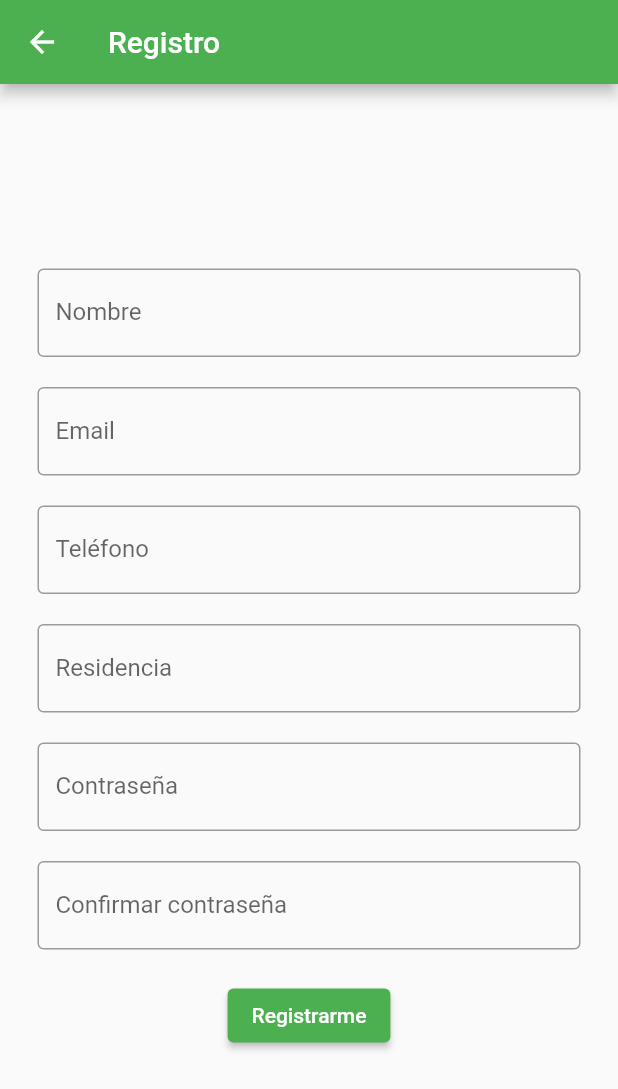
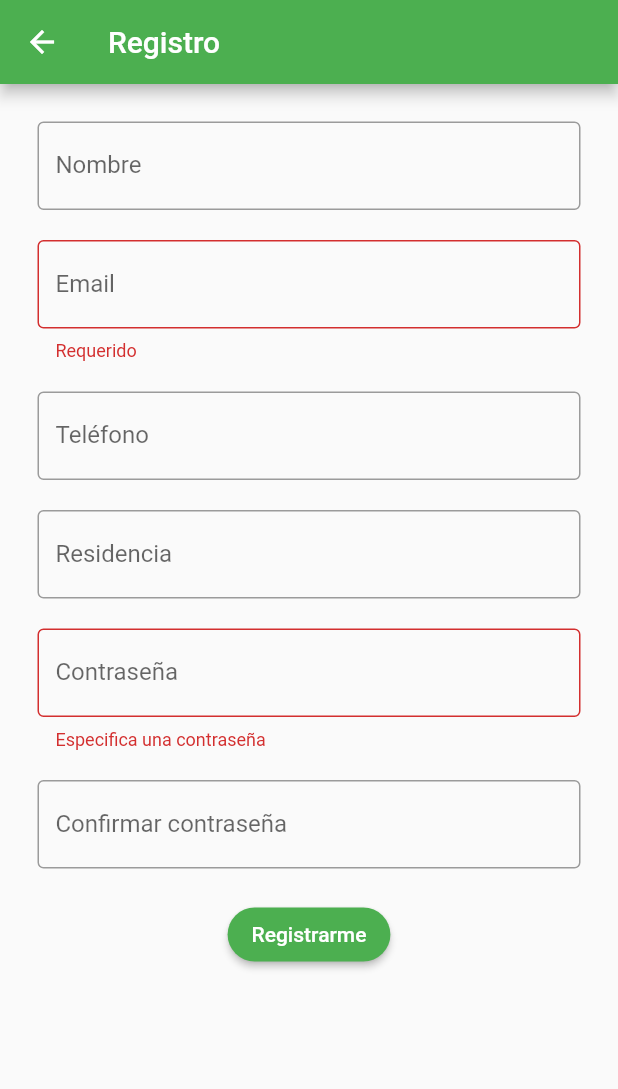
Before and after one commit to nadiemedicejose/ecommunity, a Flutter app: the screen it shows after launch, after a tap on "Registrarme", on a phone screen of 412 x 824 dp. Shown: the top 1089 px of the screen. Run offline on Flutter 3.47's test engine with Material 2 defaults, Android fonts, the phone set to English and light mode, and no system bars; our stand-ins replace form_field_validator.

Commit message:
Jose (#2)
* Agrego pantalla de Comunidades

* Pantalla de Registro

* Se agregan campos a pantalla de registro

```diff
--- a/lib/src/view/registro.dart
+++ b/lib/src/view/registro.dart
@@ -1,4 +1,5 @@
 import 'package:flutter/material.dart';
+import 'package:form_field_validator/form_field_validator.dart';
 
 class Registro extends StatefulWidget {
   @override
@@ -6,6 +7,26 @@ class Registro extends StatefulWidget {
 }
 
 class _RegistroState extends State<Registro> {
+  GlobalKey<FormState> formkey = GlobalKey<FormState>();
+
+  void validate() {
+    if (formkey.currentState.validate()) {
+      print("Validado");
+    } else {
+      print("No validado");
+    }
+  }
+
+  String validarContrasena(value) {
+    if (value.isEmpty) {
+      return "Especifica una contraseña";
+    } else if (value.length < 6) {
+      return "Al menos 6 caracteres";
+    } else {
+      return null;
+    }
+  }
+
   @override
   Widget build(BuildContext context) {
     return Scaffold(
@@ -13,6 +34,95 @@ class _RegistroState extends State<Registro> {
         leading: BackButton(),
         title: Text("Registro"),
       ),
+      body: SingleChildScrollView(
+          padding: EdgeInsets.all(25.0),
+          child: Form(
+            autovalidate: true,
+            key: formkey,
+            child: Column(
+              mainAxisAlignment: MainAxisAlignment.center,
+              children: <Widget>[
+                TextFormField(
+                  decoration: InputDecoration(
+                    border: OutlineInputBorder(),
+                    labelText: "Nombre",
+                  ),
+                ),
+                Padding(
+                  padding: EdgeInsets.only(
+                    top: 20.0,
+                  ),
+                  child: TextFormField(
+                    decoration: InputDecoration(
+                      border: OutlineInputBorder(),
+                      labelText: "Email",
+                    ),
+                    validator: MultiValidator([
+                      RequiredValidator(errorText: "Requerido"),
+                      EmailValidator(errorText: "Correo no válido")
+                    ]),
+                  ),
+                ),
+                Padding(
+                  padding: EdgeInsets.only(
+                    top: 20.0,
+                  ),
+                  child: TextFormField(
+                    decoration: InputDecoration(
+                      border: OutlineInputBorder(),
+                      labelText: "Teléfono",
+                    ),
+                  ),
+                ),
+                Padding(
+                  padding: EdgeInsets.only(
+                    top: 20.0,
+                  ),
+                  child: TextFormField(
+                    decoration: InputDecoration(
+                      border: OutlineInputBorder(),
+                      labelText: "Residencia",
+                    ),
+                  ),
+                ),
+                Padding(
+                  padding: EdgeInsets.only(
+                    top: 20.0,
+                  ),
+                  child: TextFormField(
+                    decoration: InputDecoration(
+                      border: OutlineInputBorder(),
+                      labelText: "Contraseña",
+                    ),
+                    validator: validarContrasena,
+                  ),
+                ),
+                Padding(
+                  padding: EdgeInsets.only(
+                    top: 20.0,
+                  ),
+                  child: TextFormField(
+                    decoration: InputDecoration(
+                      border: OutlineInputBorder(),
+                      labelText: "Confirmar contraseña",
+                    ),
+                  ),
+                ),
+                Padding(
+                  padding: EdgeInsets.only(
+                    top: 20.0,
+                  ),
+                  child: RaisedButton(
+                    child: Text("Registrarme"),
+                    onPressed: validate,
+                    shape: StadiumBorder(),
+                    color: Colors.green,
+                    textColor: Colors.white,
+                  ),
+                )
+              ],
+            ),
+          )),
       body: Padding(
         padding: EdgeInsets.all(25.0),
         child: Form(
```
Also changed, not shown: pubspec.yaml (+4 -4 lines), lib/src/assets/images/logo.png (added), pubspec.lock.
